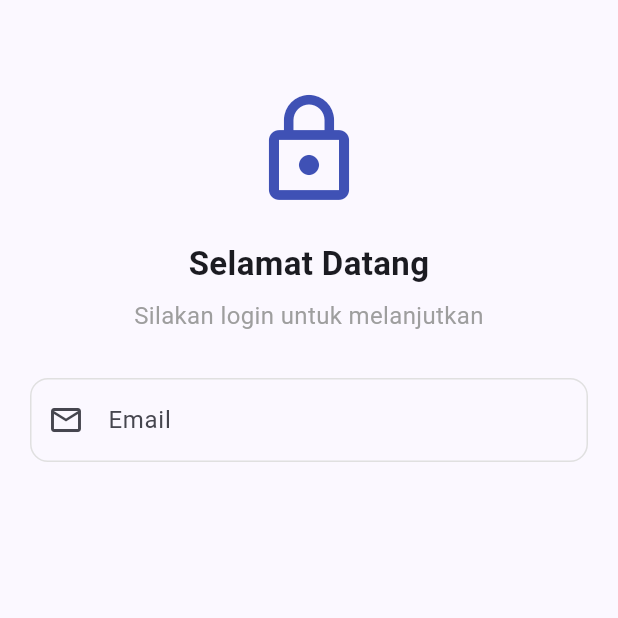
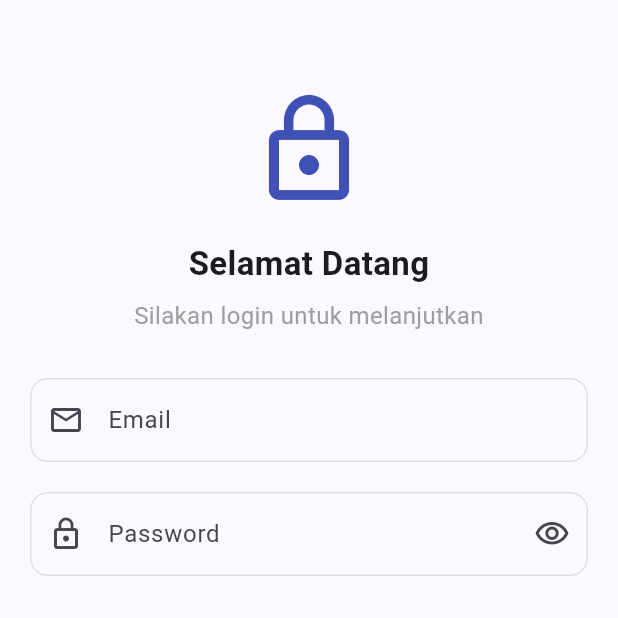
Before and after one commit to str122-xyz/KB1179-1123150070-uts, a Flutter app: the Login screen opened directly, on a phone screen of 412 x 824 dp, the top half of it. Run offline on Flutter 3.47's test engine with Material 3 defaults, Android fonts, the phone set to English and light mode, and no system bars.

Commit message:
Menambahkan input teks password

```diff
--- a/lib/login/login.dart
+++ b/lib/login/login.dart
@@ -54,6 +54,29 @@ class Login extends StatelessWidget {
                 ),
               ),
               const SizedBox(height: 20),
+
+              // Input Password
+              TextField(
+                obscureText: true,
+                decoration: InputDecoration(
+                  labelText: 'Password',
+                  hintText: 'Masukkan password Anda',
+                  prefixIcon: const Icon(Icons.lock_outline),
+                  suffixIcon: const Icon(Icons.visibility_outlined),
+                  border: OutlineInputBorder(
+                    borderRadius: BorderRadius.circular(12),
+                  ),
+                  enabledBorder: OutlineInputBorder(
+                    borderRadius: BorderRadius.circular(12),
+                    borderSide: BorderSide(color: Colors.grey[300]!),
+                  ),
+                  focusedBorder: OutlineInputBorder(
+                    borderRadius: BorderRadius.circular(12),
+                    borderSide: BorderSide(color: Colors.blue[700]!, width: 2),
+                  ),
+                ),
+              ),
+              const SizedBox(height: 10),
             ],
           ),
         ),
```
Also changed, not shown: 1 other file.
